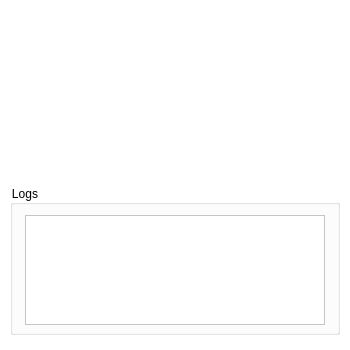
First picture: the form in assets/main.ui, repository ioisaque/ideyou-print, before the edit.
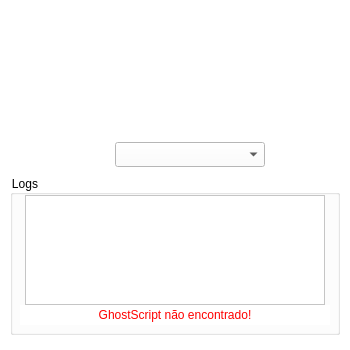
Second picture: the form after the edit. Icons and pictures are not drawn.

Commit message: printer dropdown

```diff
--- a/assets/main.ui
+++ b/assets/main.ui
@@ -19,12 +19,6 @@
     <verstretch>0</verstretch>
    </sizepolicy>
   </property>
-  <property name="minimumSize">
-   <size>
-    <width>350</width>
-    <height>350</height>
-   </size>
-  </property>
   <property name="maximumSize">
    <size>
     <width>350</width>
@@ -53,7 +47,7 @@
     <property name="geometry">
      <rect>
       <x>290</x>
-      <y>150</y>
+      <y>135</y>
       <width>40</width>
       <height>40</height>
      </rect>
@@ -99,10 +93,10 @@
    <widget class="QLabel" name="logo">
     <property name="geometry">
      <rect>
-      <x>62</x>
-      <y>35</y>
-      <width>225</width>
-      <height>119</height>
+      <x>75</x>
+      <y>25</y>
+      <width>200</width>
+      <height>105</height>
      </rect>
     </property>
     <property name="sizePolicy">
@@ -111,6 +105,18 @@
       <verstretch>0</verstretch>
      </sizepolicy>
     </property>
+    <property name="minimumSize">
+     <size>
+      <width>200</width>
+      <height>105</height>
+     </size>
+    </property>
+    <property name="maximumSize">
+     <size>
+      <width>200</width>
+      <height>105</height>
+     </size>
+    </property>
     <property name="text">
      <string/>
     </property>
@@ -128,9 +134,9 @@
     <property name="geometry">
      <rect>
       <x>10</x>
-      <y>185</y>
+      <y>175</y>
       <width>330</width>
-      <height>150</height>
+      <height>160</height>
      </rect>
     </property>
     <property name="styleSheet">
@@ -143,7 +149,7 @@
      <property name="geometry">
       <rect>
        <x>15</x>
-       <y>30</y>
+       <y>20</y>
        <width>300</width>
        <height>110</height>
       </rect>
@@ -158,10 +164,140 @@
       <string/>
      </property>
     </widget>
+    <widget class="QLabel" name="gsv_label">
+     <property name="geometry">
+      <rect>
+       <x>10</x>
+       <y>130</y>
+       <width>310</width>
+       <height>20</height>
+      </rect>
+     </property>
+     <property name="sizePolicy">
+      <sizepolicy hsizetype="Fixed" vsizetype="Fixed">
+       <horstretch>0</horstretch>
+       <verstretch>0</verstretch>
+      </sizepolicy>
+     </property>
+     <property name="minimumSize">
+      <size>
+       <width>310</width>
+       <height>20</height>
+      </size>
+     </property>
+     <property name="maximumSize">
+      <size>
+       <width>310</width>
+       <height>20</height>
+      </size>
+     </property>
+     <property name="styleSheet">
+      <string notr="true">color: red;</string>
+     </property>
+     <property name="text">
+      <string>GhostScript não encontrado!</string>
+     </property>
+     <property name="alignment">
+      <set>Qt::AlignCenter</set>
+     </property>
+    </widget>
    </widget>
-   <zorder>logo</zorder>
-   <zorder>gpb_log</zorder>
-   <zorder>reload</zorder>
+   <widget class="QComboBox" name="select_printer">
+    <property name="geometry">
+     <rect>
+      <x>115</x>
+      <y>142</y>
+      <width>150</width>
+      <height>25</height>
+     </rect>
+    </property>
+    <property name="sizePolicy">
+     <sizepolicy hsizetype="Fixed" vsizetype="Fixed">
+      <horstretch>0</horstretch>
+      <verstretch>0</verstretch>
+     </sizepolicy>
+    </property>
+    <property name="minimumSize">
+     <size>
+      <width>150</width>
+      <height>25</height>
+     </size>
+    </property>
+    <property name="maximumSize">
+     <size>
+      <width>150</width>
+      <height>25</height>
+     </size>
+    </property>
+    <property name="font">
+     <font>
+      <pointsize>10</pointsize>
+      <weight>75</weight>
+      <bold>true</bold>
+     </font>
+    </property>
+    <property name="currentText">
+     <string/>
+    </property>
+    <property name="frame">
+     <bool>true</bool>
+    </property>
+   </widget>
+   <widget class="QPushButton" name="btn_reload_2">
+    <property name="enabled">
+     <bool>true</bool>
+    </property>
+    <property name="geometry">
+     <rect>
+      <x>75</x>
+      <y>140</y>
+      <width>30</width>
+      <height>30</height>
+     </rect>
+    </property>
+    <property name="sizePolicy">
+     <sizepolicy hsizetype="Fixed" vsizetype="Fixed">
+      <horstretch>0</horstretch>
+      <verstretch>0</verstretch>
+     </sizepolicy>
+    </property>
+    <property name="font">
+     <font>
+      <pointsize>18</pointsize>
+      <weight>75</weight>
+      <bold>true</bold>
+     </font>
+    </property>
+    <property name="cursor">
+     <cursorShape>PointingHandCursor</cursorShape>
+    </property>
+    <property name="autoFillBackground">
+     <bool>false</bool>
+    </property>
+    <property name="styleSheet">
+     <string notr="true">border: none;
+border-radius: 15px;
+background-color: transparent;</string>
+    </property>
+    <property name="text">
+     <string/>
+    </property>
+    <property name="icon">
+     <iconset>
+      <normaloff>printer.png</normaloff>printer.png</iconset>
+    </property>
+    <property name="iconSize">
+     <size>
+      <width>28</width>
+      <height>28</height>
+     </size>
+    </property>
+   </widget>
+   <zorder>img_logo</zorder>
+   <zorder>gpb</zorder>
+   <zorder>btn_reload</zorder>
+   <zorder>select_printer</zorder>
+   <zorder>btn_reload_2</zorder>
   </widget>
  </widget>
  <resources/>
```
Left out of the diff: 6 changed lines with no effect on the pictures. The commit also changes 7 other files.
